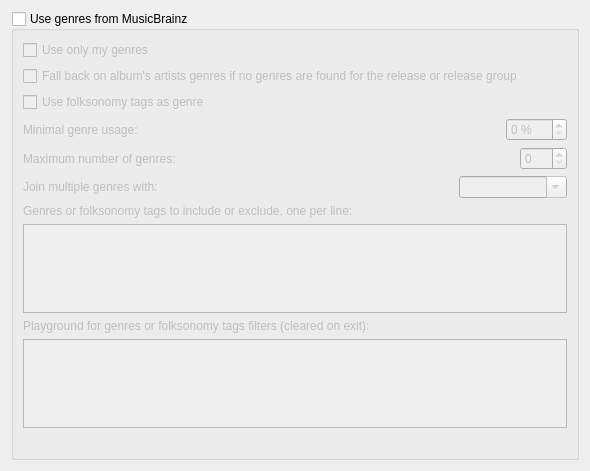
Before: the Qt Designer form ui/options_genres.ui in metabrainz/picard, drawn with Qt 5.
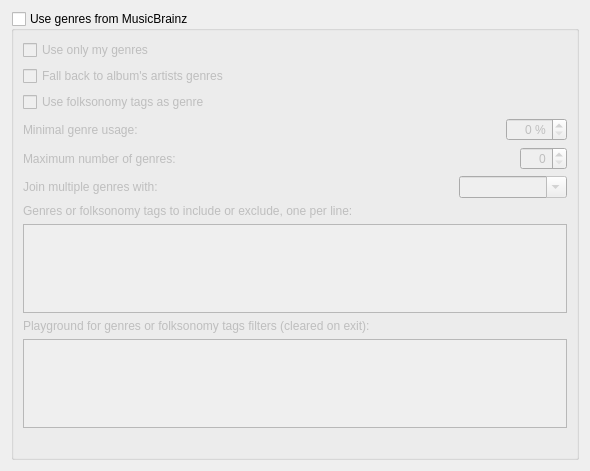
After: the same form once the commit is applied.

Commit message:
Improve Metadata / Genres options page:
- shorten checkbox text
- set Qt "buddies" for widgets as required

What changed in the file:
```diff
--- a/ui/options_genres.ui
+++ b/ui/options_genres.ui
@@ -36,7 +36,7 @@
       <item>
        <widget class="QCheckBox" name="artists_genres">
         <property name="text">
-         <string>Fall back on album's artists genres if no genres are found for the release or release group</string>
+         <string>Fall back to album's artists genres</string>
         </property>
        </widget>
       </item>
@@ -82,6 +82,9 @@
         </item>
         <item>
          <widget class="QSpinBox" name="min_genre_usage">
+          <property name="alignment">
+           <set>Qt::AlignmentFlag::AlignRight|Qt::AlignmentFlag::AlignTrailing|Qt::AlignmentFlag::AlignVCenter</set>
+          </property>
           <property name="suffix">
            <string> %</string>
           </property>
@@ -127,6 +130,9 @@
         </item>
         <item>
          <widget class="QSpinBox" name="max_genres">
+          <property name="alignment">
+           <set>Qt::AlignmentFlag::AlignRight|Qt::AlignmentFlag::AlignTrailing|Qt::AlignmentFlag::AlignVCenter</set>
+          </property>
           <property name="maximum">
            <number>100</number>
           </property>
```
Left out of the diff: 19 changed lines with no effect on the pictures. The commit also changes 1 other file.
